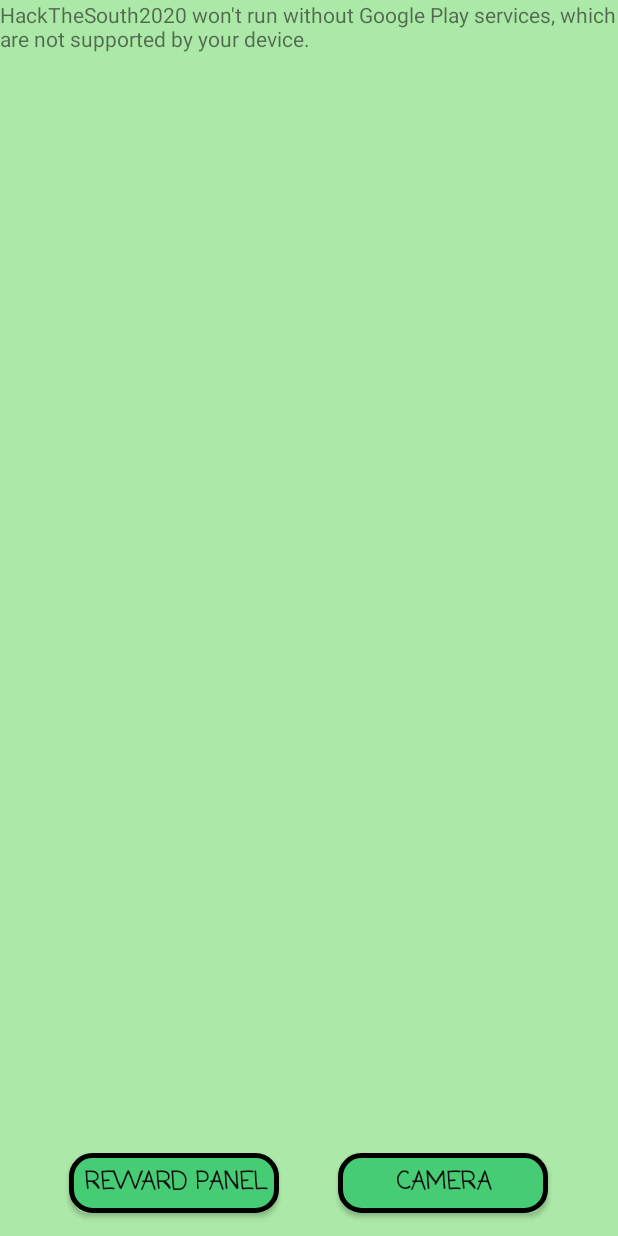
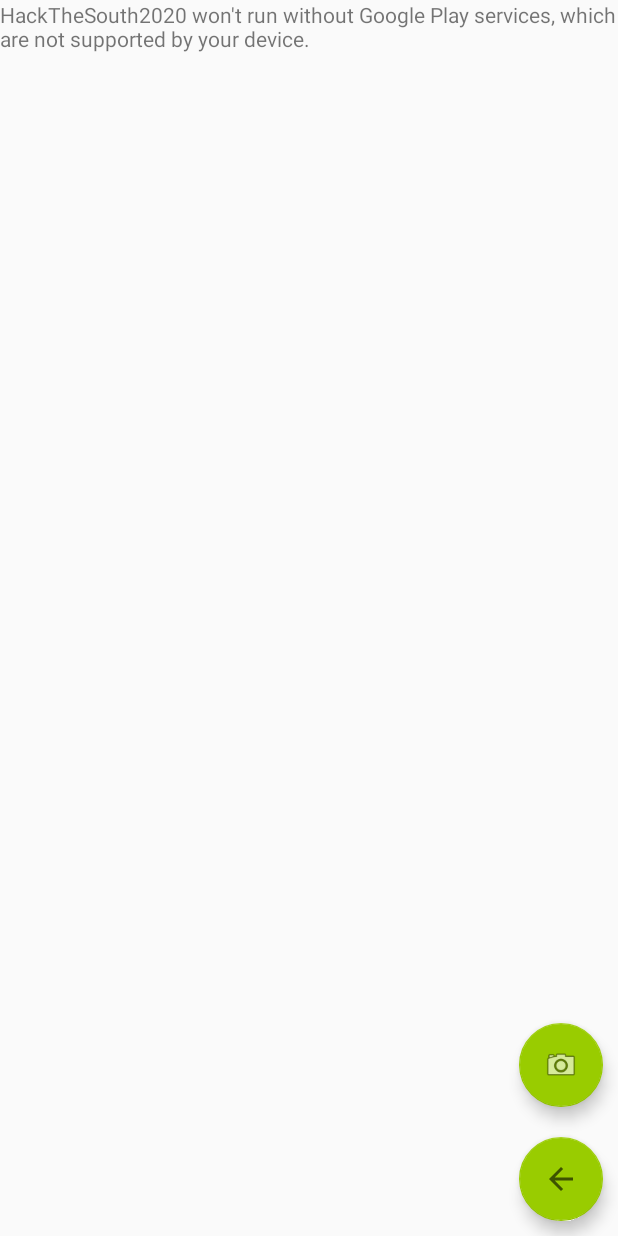
Before and after one commit to HackTheSouth/TrashAndGoApp, an Android app: the screen it shows after launch (MapsActivity), on a phone screen of 412 x 824 dp. Run offline under Robolectric (Android 15) with nearby library versions, the phone set to English and light mode, and no system bars.

Commit message:
Fixed buttons

```diff
--- a/app/build.gradle
+++ b/app/build.gradle
@@ -27,4 +27,5 @@
     androidTestImplementation 'androidx.test.ext:junit:1.1.0'
     androidTestImplementation 'androidx.test.espresso:espresso-core:3.1.1'
     implementation 'androidx.constraintlayout:constraintlayout:1.1.3'
+    implementation 'com.google.android.material:material:1.0.0'
 }
--- a/app/src/main/AndroidManifest.xml
+++ b/app/src/main/AndroidManifest.xml
@@ -9,6 +9,7 @@
     -->
     <uses-permission android:name="android.permission.INTERNET" />
     <uses-permission android:name="android.permission.ACCESS_NETWORK_STATE" />
+<!--    <uses-permission android:name="android.permission.ACCESS_FINE_LOCATION" />-->
 
     <application
         android:allowBackup="true"
--- a/app/src/main/java/com/hackthesouth2020/MapsActivity.java
+++ b/app/src/main/java/com/hackthesouth2020/MapsActivity.java
@@ -68,11 +68,13 @@
 
         mMap.moveCamera(CameraUpdateFactory.newLatLngZoom(latLng, 16));
         mMap.setMinZoomPreference(10);
+//        mMap.setMyLocationEnabled(true);
+
 
 //        Get new bins from back-end, and add to the map (back-end returns .csv)
         try {
 
-//            response = (50.932280,-1.395330,30%), (50.932470,-1.395400,0%), (50.937270,-1.401370,10%)
+//            response = (50.932280,-1.395330,30%,N), (50.932470,-1.395400,0%,R), (50.937270,-1.401370,10%,R)
             String response = server.getRequest("bruhinfo"); // TODO - enter latlon
             String[] newBins = response.split(":");
 
--- a/app/src/main/res/layout/activity_maps.xml
+++ b/app/src/main/res/layout/activity_maps.xml
@@ -1,11 +1,12 @@
 <?xml version="1.0" encoding="utf-8"?>
-<LinearLayout xmlns:android="http://schemas.android.com/apk/res/android"
+
+<RelativeLayout
+    xmlns:android="http://schemas.android.com/apk/res/android"
+    xmlns:app="http://schemas.android.com/apk/res-auto"
     xmlns:tools="http://schemas.android.com/tools"
-    android:background="#ace8a7"
     android:layout_width="match_parent"
     android:layout_height="match_parent"
-    android:orientation="vertical"
-    android:gravity="center">
+    tools:context=".MapsActivity">
 
     <fragment
         android:id="@+id/map"
@@ -13,40 +14,29 @@
         android:layout_width="match_parent"
         android:layout_height="628dp"
         android:layout_weight="1"
-        tools:context=".MapsActivity" />
+        tools:context=".MapsActivity"
+        />
 
-    <LinearLayout
-        android:layout_width="340dp"
-        android:layout_height="65dp">
+    <com.google.android.material.floatingactionbutton.FloatingActionButton
+        android:id="@+id/floatingActionButtonRewardPanel"
+        android:layout_width="wrap_content"
+        android:layout_height="wrap_content"
+        android:clickable="true"
+        android:layout_margin="10dp"
+        android:layout_alignParentBottom="true"
+        android:layout_alignParentRight="true"
+        app:backgroundTint="@android:color/holo_green_light"
+        android:src="?attr/actionModeCloseDrawable" />
 
-        <Button
-            android:id="@+id/buttonRewardPanel"
-            android:layout_width="140dp"
-            android:layout_height="40dp"
-            android:layout_margin="10dp"
-            android:background="@drawable/custombutton"
-            android:fontFamily="casual"
-            android:text="Reward Panel"
-            android:textColor="#0f0f0f"
-            android:textSize="16dp"
-            android:textStyle="bold" />
+    <com.google.android.material.floatingactionbutton.FloatingActionButton
+        android:id="@+id/floatingActionButtonCamera"
+        android:layout_width="wrap_content"
+        android:layout_height="wrap_content"
+        android:clickable="true"
+        android:layout_margin="10dp"
+        android:layout_above="@id/floatingActionButtonRewardPanel"
+        android:layout_alignParentRight="true"
+        app:backgroundTint="@android:color/holo_green_light"
+        android:src="@android:drawable/ic_menu_camera" />
 
-        <LinearLayout
-            android:layout_width="19dp"
-            android:layout_height="wrap_content"></LinearLayout>
-
-        <Button
-            android:id="@+id/buttonCamera"
-            android:layout_width="140dp"
-            android:layout_height="40dp"
-            android:layout_margin="10dp"
-            android:background="@drawable/custombutton"
-            android:fontFamily="casual"
-            android:text="Camera"
-            android:textColor="#0f0f0f"
-            android:textSize="16dp"
-            android:textStyle="bold" />
-
-    </LinearLayout>
-
-</LinearLayout>
+</RelativeLayout>
```
